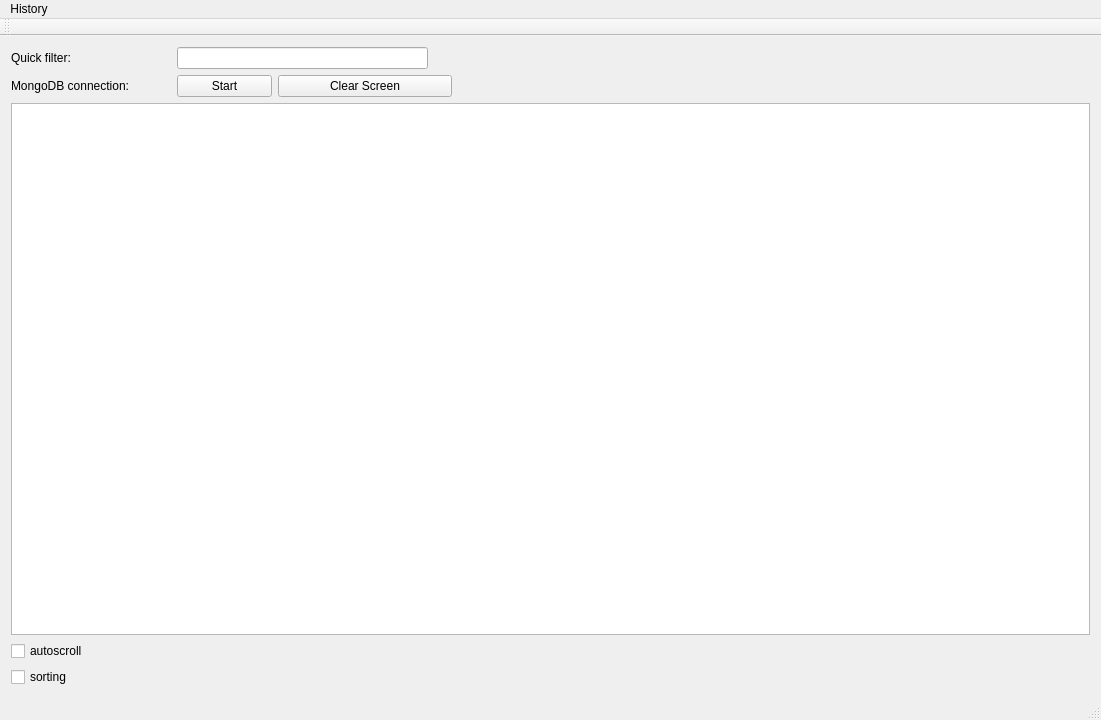
kr0st/fpgui, file mainwindow.ui: the form before one commit.
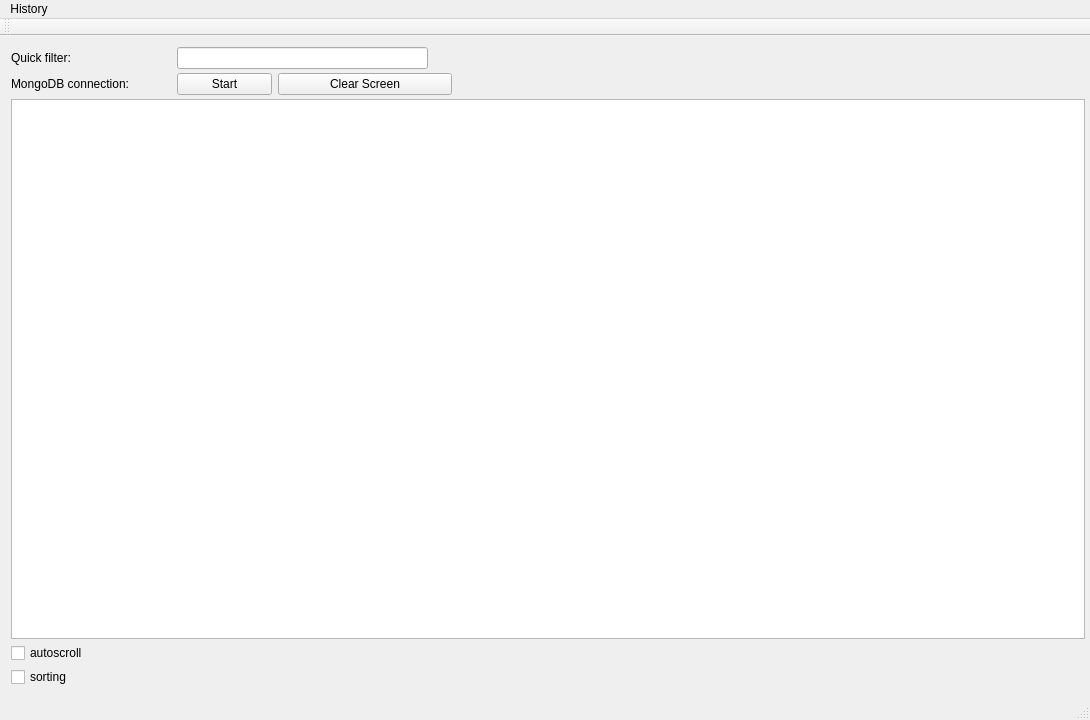
The form after the commit.

What changed in the file:
```diff
--- a/mainwindow.ui
+++ b/mainwindow.ui
@@ -6,7 +6,7 @@
    <rect>
     <x>0</x>
     <y>0</y>
-    <width>1101</width>
+    <width>1090</width>
     <height>720</height>
    </rect>
   </property>
@@ -15,8 +15,14 @@
   </property>
   <widget class="QWidget" name="centralWidget">
    <layout class="QVBoxLayout" name="verticalLayout_2">
+    <property name="rightMargin">
+     <number>5</number>
+    </property>
     <item>
      <layout class="QVBoxLayout" name="verticalLayout">
+      <property name="spacing">
+       <number>4</number>
+      </property>
       <item>
        <layout class="QHBoxLayout" name="horizontalLayout">
         <item>
@@ -182,7 +188,7 @@
     <rect>
      <x>0</x>
      <y>0</y>
-     <width>1101</width>
+     <width>1090</width>
      <height>22</height>
     </rect>
    </property>
```
